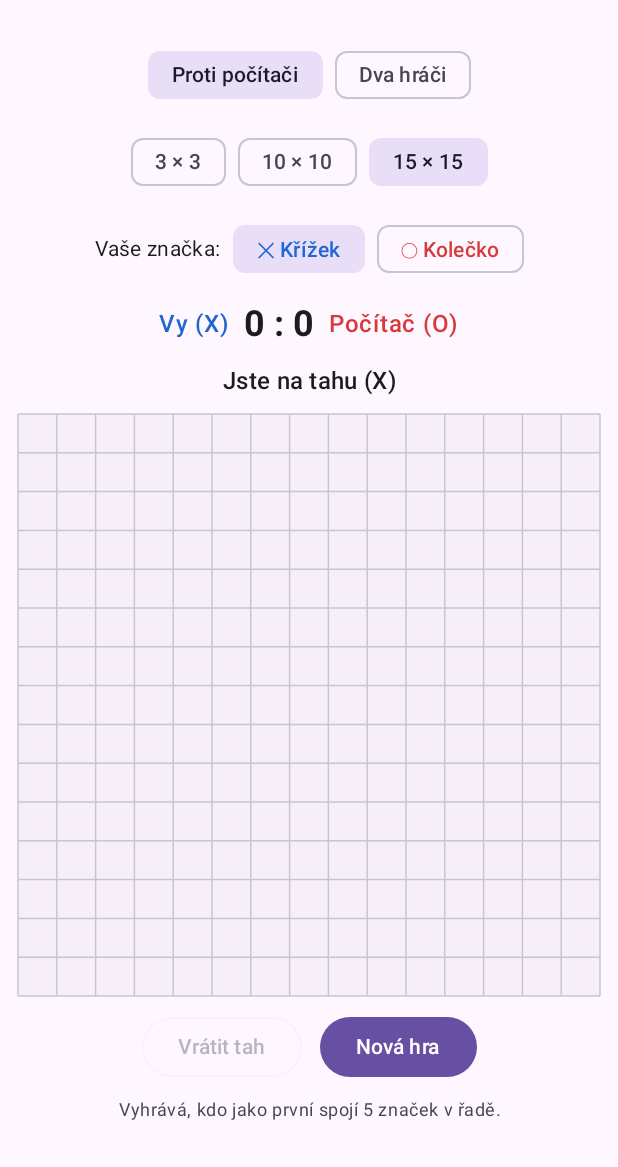
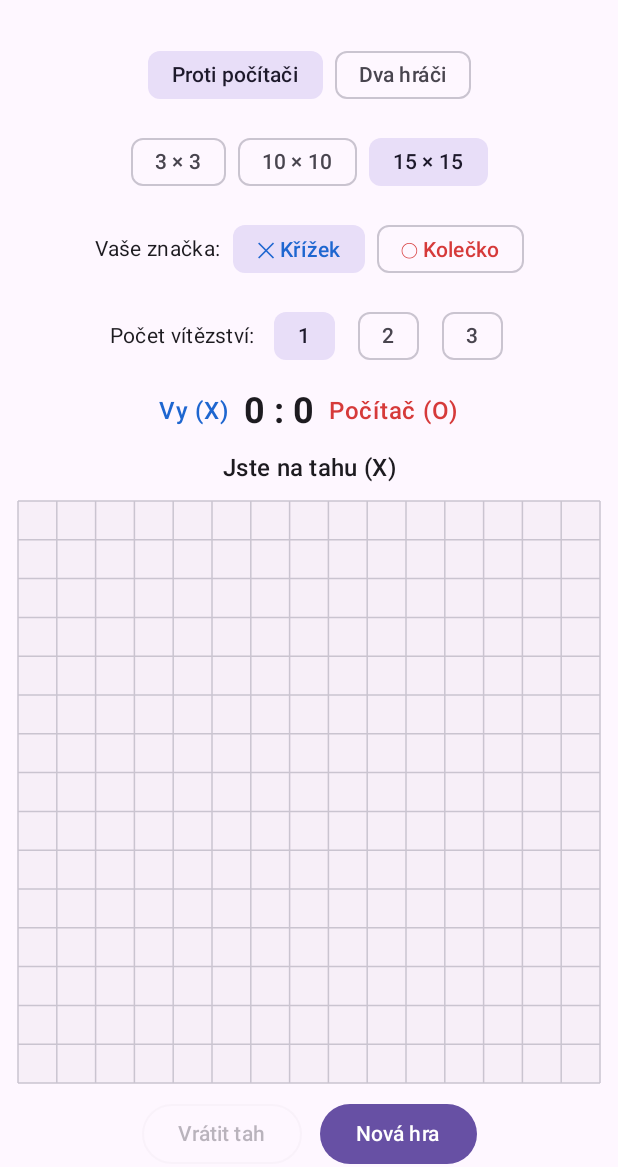
Before and after one commit to luven79/Claud, an Android app built with Jetpack Compose: the screen it shows after launch (MainActivity), on a phone screen of 412 x 824 dp, the part 69-1236 px from its top. Run offline under Robolectric (Android 15) with nearby library versions, the phone set to English and light mode, and no system bars.

Commit message:
Add match length: play to 1, 2 or 3 wins
Co-Authored-By: Claude Fable 5.2 <noreply@anthropic.com>
Claude-Session: https://claude.ai/code/session_019ZAvcPZV5juyohVSgBkJHg

```diff
--- a/app/src/main/kotlin/cz/piskvorky/GameScreen.kt
+++ b/app/src/main/kotlin/cz/piskvorky/GameScreen.kt
@@ -104,10 +104,27 @@ fun GameScreen(vm: GameViewModel = viewModel()) {
                 )
             }
 
+            Row(
+                horizontalArrangement = Arrangement.spacedBy(8.dp),
+                verticalAlignment = Alignment.CenterVertically,
+            ) {
+                Text(
+                    text = stringResource(R.string.target_wins),
+                    style = MaterialTheme.typography.bodyMedium,
+                )
+                for (wins in GameViewModel.TARGET_WINS) {
+                    FilterChip(
+                        selected = vm.targetWins == wins,
+                        onClick = { vm.selectTargetWins(wins) },
+                        label = { Text(wins.toString()) },
+                    )
+                }
+            }
+
             ScoreRow(vm.mode, state.first, vm.scoreX, vm.scoreO)
 
             Text(
-                text = statusText(state, vm.mode, vm.isThinking),
+                text = statusText(state, vm.mode, vm.isThinking, vm.matchWinner.takeIf { vm.targetWins > 1 }),
                 style = MaterialTheme.typography.titleMedium,
                 fontWeight = FontWeight.SemiBold,
                 textAlign = TextAlign.Center,
@@ -132,7 +149,15 @@ fun GameScreen(vm: GameViewModel = viewModel()) {
                     Text(stringResource(R.string.undo))
                 }
                 Button(onClick = vm::newGame) {
-                    Text(stringResource(R.string.new_game))
+                    Text(
+                        stringResource(
+                            when {
+                                vm.matchWinner != null && vm.targetWins > 1 -> R.string.new_match
+                                state.isOver -> R.string.next_game
+                                else -> R.string.new_game
+                            },
+                        ),
+                    )
                 }
             }
 
@@ -147,10 +172,19 @@ fun GameScreen(vm: GameViewModel = viewModel()) {
 }
 
 @Composable
-private fun statusText(state: GameState, mode: GameMode, isThinking: Boolean): String {
+private fun statusText(
+    state: GameState,
+    mode: GameMode,
+    isThinking: Boolean,
+    matchWinner: Player?,
+): String {
     val vsComputer = mode == GameMode.VS_COMPUTER
     val winner = state.winner
     return when {
+        matchWinner != null && vsComputer -> stringResource(
+            if (matchWinner == state.first) R.string.status_you_win_match else R.string.status_computer_win_match,
+        )
+        matchWinner != null -> stringResource(R.string.status_win_match, matchWinner.name)
         winner != null && vsComputer ->
             stringResource(if (winner == state.first) R.string.status_you_win else R.string.status_computer_win)
         winner != null -> stringResource(R.string.status_win, winner.name)
--- a/app/src/main/kotlin/cz/piskvorky/GameViewModel.kt
+++ b/app/src/main/kotlin/cz/piskvorky/GameViewModel.kt
@@ -33,6 +33,18 @@ class GameViewModel : ViewModel() {
     var isThinking by mutableStateOf(false)
         private set
 
+    /** Na kolik vyhraných her se hraje zápas. */
+    var targetWins by mutableIntStateOf(1)
+        private set
+
+    /** Hráč, který už dosáhl [targetWins] výher, jinak null. */
+    val matchWinner: Player?
+        get() = when {
+            scoreX >= targetWins -> Player.X
+            scoreO >= targetWins -> Player.O
+            else -> null
+        }
+
     private var aiJob: Job? = null
 
     fun onCellTap(row: Int, col: Int) {
@@ -41,8 +53,13 @@ class GameViewModel : ViewModel() {
         if (mode == GameMode.VS_COMPUTER && !state.isOver) computerMove()
     }
 
+    /** Začne další hru; po skončení zápasu zároveň vynuluje skóre. */
     fun newGame() {
         cancelAi()
+        if (matchWinner != null) {
+            scoreX = 0
+            scoreO = 0
+        }
         state = GameState.new(state.size, state.winLength, state.first)
     }
 
@@ -74,6 +91,12 @@ class GameViewModel : ViewModel() {
     fun selectSize(size: Int) {
         if (size == state.size) return
         resetAll(size, state.first)
+    }
+
+    fun selectTargetWins(wins: Int) {
+        if (wins == targetWins) return
+        targetWins = wins
+        resetAll(state.size, state.first)
     }
 
     private fun resetAll(size: Int, first: Player) {
@@ -112,6 +135,7 @@ class GameViewModel : ViewModel() {
     companion object {
         const val DEFAULT_SIZE = 15
         val BOARD_SIZES = listOf(3, 10, 15)
+        val TARGET_WINS = listOf(1, 2, 3)
         private const val THINKING_DELAY_MS = 350L
     }
 }
--- a/app/src/main/res/values/strings.xml
+++ b/app/src/main/res/values/strings.xml
@@ -5,6 +5,9 @@
     <string name="mode_two_players">Dva hráči</string>
     <string name="board_size">%1$d × %1$d</string>
     <string name="new_game">Nová hra</string>
+    <string name="next_game">Další hra</string>
+    <string name="new_match">Nový zápas</string>
+    <string name="target_wins">Počet vítězství:</string>
     <string name="undo">Vrátit tah</string>
     <string name="rules_five">Vyhrává, kdo jako první spojí 5 značek v řadě.</string>
     <string name="rules_three">Vyhrává, kdo jako první spojí 3 značky v řadě.</string>
@@ -14,6 +17,9 @@
     <string name="status_win">Vyhrál hráč %1$s!</string>
     <string name="status_you_win">Vyhráli jste!</string>
     <string name="status_computer_win">Vyhrál počítač.</string>
+    <string name="status_win_match">Zápas vyhrál hráč %1$s!</string>
+    <string name="status_you_win_match">Vyhráli jste celý zápas!</string>
+    <string name="status_computer_win_match">Zápas vyhrál počítač.</string>
     <string name="status_draw">Remíza – deska je plná.</string>
     <string name="score_you">Vy (%1$s)</string>
     <string name="score_computer">Počítač (%1$s)</string>
```
